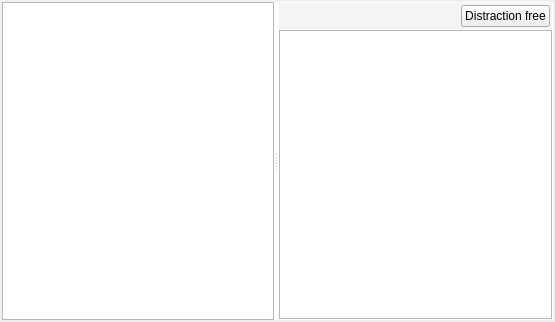
This is ui/manuscript_view.ui in zkovari/plotlyst as Qt 5 draws it before an edit. The edited form follows.
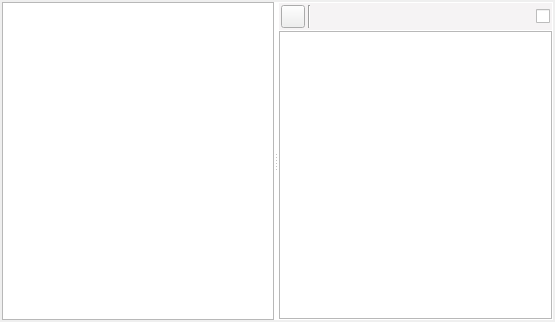
This is the edited form. Custom widgets are drawn as their Qt base class.

Commit message: Set grammar checker for manuscript

```diff
--- a/ui/manuscript_view.ui
+++ b/ui/manuscript_view.ui
@@ -94,23 +94,7 @@
             <number>2</number>
            </property>
            <item>
-            <widget class="SprintWidget" name="wdgSprint" native="true"/>
-           </item>
-           <item>
-            <spacer name="horizontalSpacer">
-             <property name="orientation">
-              <enum>Qt::Horizontal</enum>
-             </property>
-             <property name="sizeHint" stdset="0">
-              <size>
-               <width>40</width>
-               <height>20</height>
-              </size>
-             </property>
-            </spacer>
-           </item>
-           <item>
-            <widget class="QPushButton" name="btnDistractionFree">
+            <widget class="QToolButton" name="btnDistractionFree">
              <property name="sizePolicy">
               <sizepolicy hsizetype="Maximum" vsizetype="Fixed">
                <horstretch>0</horstretch>
@@ -127,10 +111,47 @@
               <cursorShape>PointingHandCursor</cursorShape>
              </property>
              <property name="text">
-              <string>Distraction free</string>
+              <string/>
              </property>
-             <property name="base" stdset="0">
-              <bool>true</bool>
+            </widget>
+           </item>
+           <item>
+            <widget class="Line" name="line">
+             <property name="orientation">
+              <enum>Qt::Vertical</enum>
+             </property>
+            </widget>
+           </item>
+           <item>
+            <widget class="SprintWidget" name="wdgSprint" native="true"/>
+           </item>
+           <item>
+            <spacer name="horizontalSpacer">
+             <property name="orientation">
+              <enum>Qt::Horizontal</enum>
+             </property>
+             <property name="sizeHint" stdset="0">
+              <size>
+               <width>40</width>
+               <height>20</height>
+              </size>
+             </property>
+            </spacer>
+           </item>
+           <item>
+            <widget class="QToolButton" name="btnSpellCheckIcon">
+             <property name="styleSheet">
+              <string notr="true">border:0px;</string>
+             </property>
+             <property name="text">
+              <string/>
+             </property>
+            </widget>
+           </item>
+           <item>
+            <widget class="Toggle" name="cbSpellCheck">
+             <property name="text">
+              <string/>
              </property>
             </widget>
            </item>
@@ -161,6 +182,11 @@
    <header>src.main.python.plotlyst.view.widget.manuscript</header>
    <container>1</container>
   </customwidget>
+  <customwidget>
+   <class>Toggle</class>
+   <extends>QCheckBox</extends>
+   <header>src.main.python.plotlyst.view.widget.input</header>
+  </customwidget>
  </customwidgets>
  <resources/>
  <connections/>
```
The commit also changes 9 other files.
